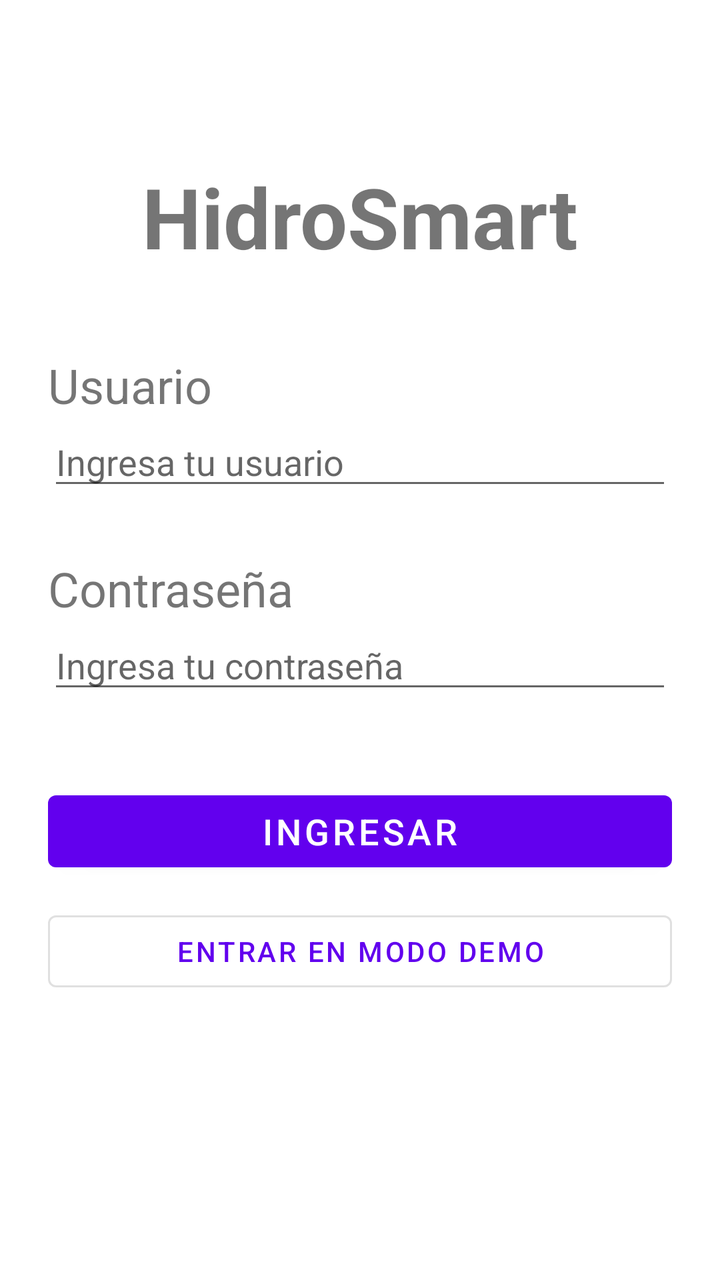
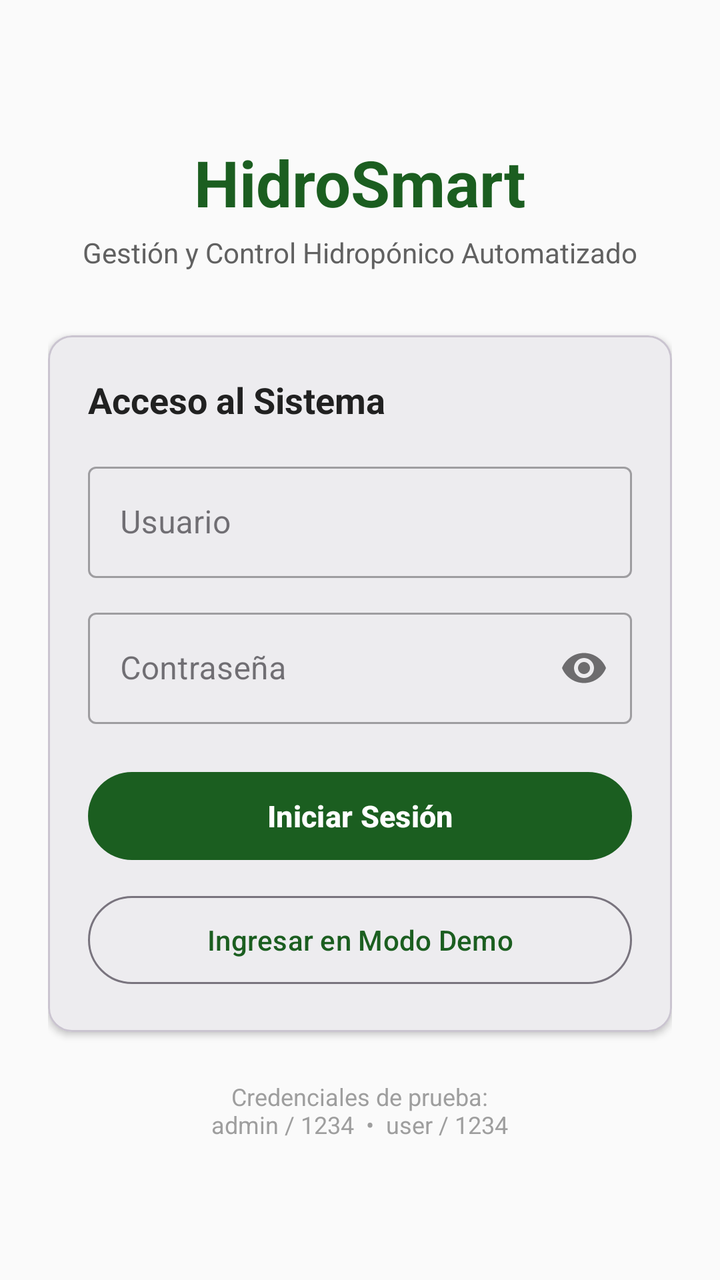

An Android layout rendered at two revisions. The XML below is the earlier revision; the diff shows what the commit changed to produce the second picture.
<!-- AndroidManifest.xml: application theme Theme.HidroSmart -->
<!-- res/layout/activity_login.xml -->
<?xml version="1.0" encoding="utf-8"?>
<LinearLayout xmlns:android="http://schemas.android.com/apk/res/android"

    android:id="@+id/main"
    android:layout_width="match_parent"
    android:layout_height="match_parent"
    android:orientation="vertical"
    android:gravity="center_horizontal">

    <TextView
        android:id="@+id/tvTitulo"
        android:layout_width="match_parent"
        android:layout_height="wrap_content"
        android:text="HidroSmart"
        android:textStyle="bold"
        android:textSize="42sp"
        android:gravity="center"
        android:layout_marginTop="80dp"
        />

    <TextView
        android:id="@+id/tvUsuario"
        android:layout_width="match_parent"
        android:layout_height="wrap_content"
        android:text="Usuario"
        android:textSize="24sp"
        android:layout_marginTop="40dp"
        android:layout_marginStart="24dp"
        android:layout_marginEnd="24dp"
        />

    <EditText
        android:id="@+id/etUsuario"
        android:layout_width="match_parent"
        android:layout_height="wrap_content"
        android:layout_marginStart="24dp"
        android:layout_marginEnd="24dp"
        android:inputType="textPersonName"
        android:hint="Ingresa tu usuario"
        android:layout_marginBottom="12dp"

        />

    <TextView
        android:id="@+id/Contrasena"
        android:layout_width="match_parent"
        android:layout_height="wrap_content"
        android:text="Contraseña"
        android:textSize="24sp"
        android:layout_marginTop="16dp"
        android:layout_marginStart="24dp"
        android:layout_marginEnd="24dp"
        />

    <EditText
        android:id="@+id/etContrasena"
        android:layout_width="match_parent"
        android:layout_height="wrap_content"
        android:layout_marginStart="24dp"
        android:layout_marginEnd="24dp"
        android:inputType="textPassword"
        android:hint="Ingresa tu contraseña"
        />

    <Button
        android:id="@+id/btnIngresar"
        android:layout_width="match_parent"
        android:layout_height="wrap_content"
        android:text="Ingresar"
        android:textSize="18dp"
        android:layout_marginTop="40dp"
        android:layout_marginStart="24dp"
        android:layout_marginEnd="24dp"
        />

    <Button
        android:id="@+id/btnDemo"
        style="?attr/materialButtonOutlinedStyle"
        android:layout_width="match_parent"
        android:layout_height="wrap_content"
        android:text="@string/login_btn_demo"
        android:layout_marginTop="12dp"
        android:layout_marginStart="24dp"
        android:layout_marginEnd="24dp" />






</LinearLayout>
<!-- resources referenced by this layout -->
<resources>
  <string name="login_btn_demo">Entrar en modo demo</string>
  <style name="Theme.HidroSmart" parent="Theme.MaterialComponents.DayNight.NoActionBar">
          
          <item name="colorPrimary">@color/purple_500</item>
          <item name="colorPrimaryVariant">@color/purple_700</item>
          <item name="colorOnPrimary">@color/white</item>
          
          <item name="colorSecondary">@color/teal_200</item>
          <item name="colorSecondaryVariant">@color/teal_700</item>
          <item name="colorOnSecondary">@color/black</item>
          
          <item name="android:statusBarColor">?attr/colorPrimaryVariant</item>
          
      </style>
  <color name="purple_500">#FF6200EE</color>
  <color name="purple_700">#FF3700B3</color>
  <color name="white">#FFFFFFFF</color>
  <color name="teal_200">#FF03DAC5</color>
  <color name="teal_700">#FF018786</color>
  <color name="black">#FF000000</color>
</resources>

<!-- the commit's change to res/layout/activity_login.xml (unified diff, before → after) -->
@@ -1,91 +1,118 @@
 <?xml version="1.0" encoding="utf-8"?>
-<LinearLayout xmlns:android="http://schemas.android.com/apk/res/android"
-
-    android:id="@+id/main"
+<ScrollView xmlns:android="http://schemas.android.com/apk/res/android"
+    xmlns:app="http://schemas.android.com/apk/res-auto"
+    android:id="@+id/login_root"
     android:layout_width="match_parent"
     android:layout_height="match_parent"
-    android:orientation="vertical"
-    android:gravity="center_horizontal">
+    android:background="@color/fondo_pantalla"
+    android:fillViewport="true">
 
-    <TextView
-        android:id="@+id/tvTitulo"
+    <LinearLayout
         android:layout_width="match_parent"
         android:layout_height="wrap_content"
-        android:text="HidroSmart"
-        android:textStyle="bold"
-        android:textSize="42sp"
         android:gravity="center"
-        android:layout_marginTop="80dp"
-        />
+        android:orientation="vertical"
+        android:padding="24dp">
 
-    <TextView
-        android:id="@+id/tvUsuario"
-        android:layout_width="match_parent"
-        android:layout_height="wrap_content"
-        android:text="Usuario"
-        android:textSize="24sp"
-        android:layout_marginTop="40dp"
-        android:layout_marginStart="24dp"
-        android:layout_marginEnd="24dp"
-        />
+        <TextView
+            android:layout_width="wrap_content"
+            android:layout_height="wrap_content"
+            android:text="@string/app_name"
+            android:textColor="@color/verde_primario"
+            android:textSize="32sp"
+            android:textStyle="bold" />
 
-    <EditText
-        android:id="@+id/etUsuario"
-        android:layout_width="match_parent"
-        android:layout_height="wrap_content"
-        android:layout_marginStart="24dp"
-        android:layout_marginEnd="24dp"
-        android:inputType="textPersonName"
-        android:hint="Ingresa tu usuario"
-        android:layout_marginBottom="12dp"
+        <TextView
+            android:layout_width="wrap_content"
+            android:layout_height="wrap_content"
+            android:layout_marginTop="4dp"
+            android:text="Gestión y Control Hidropónico Automatizado"
+            android:textColor="@color/texto_secundario"
+            android:textSize="14sp" />
 
-        />
+        <com.google.android.material.card.MaterialCardView
+            android:layout_width="match_parent"
+            android:layout_height="wrap_content"
+            android:layout_marginTop="32dp"
+            app:cardCornerRadius="12dp"
+            app:cardElevation="2dp">
 
-    <TextView
-        android:id="@+id/Contrasena"
-        android:layout_width="match_parent"
-        android:layout_height="wrap_content"
-        android:text="Contraseña"
-        android:textSize="24sp"
-        android:layout_marginTop="16dp"
-        android:layout_marginStart="24dp"
-        android:layout_marginEnd="24dp"
-        />
+            <LinearLayout
+                android:layout_width="match_parent"
+                android:layout_height="wrap_content"
+                android:orientation="vertical"
+                android:padding="20dp">
 
-    <EditText
-        android:id="@+id/etContrasena"
-        android:layout_width="match_parent"
-        android:layout_height="wrap_content"
-        android:layout_marginStart="24dp"
-        android:layout_marginEnd="24dp"
-        android:inputType="textPassword"
-        android:hint="Ingresa tu contraseña"
-        />
+                <TextView
+                    android:layout_width="wrap_content"
+                    android:layout_height="wrap_content"
+                    android:text="Acceso al Sistema"
+                    android:textColor="@color/texto_principal"
+                    android:textSize="18sp"
+                    android:textStyle="bold" />
 
-    <Button
-        android:id="@+id/btnIngresar"
-        android:layout_width="match_parent"
-        android:layout_height="wrap_content"
-        android:text="Ingresar"
-        android:textSize="18dp"
-        android:layout_marginTop="40dp"
-        android:layout_marginStart="24dp"
-        android:layout_marginEnd="24dp"
-        />
+                <com.google.android.material.textfield.TextInputLayout
+                    android:layout_width="match_parent"
+                    android:layout_height="wrap_content"
+                    android:layout_marginTop="16dp"
+                    android:hint="Usuario"
+                    style="@style/Widget.MaterialComponents.TextInputLayout.OutlinedBox">
 
-    <Button
-        android:id="@+id/btnDemo"
-        style="?attr/materialButtonOutlinedStyle"
-        android:layout_width="match_parent"
-        android:layout_height="wrap_content"
-        android:text="@string/login_btn_demo"
-        android:layout_marginTop="12dp"
-        android:layout_marginStart="24dp"
-        android:layout_marginEnd="24dp" />
+                    <com.google.android.material.textfield.TextInputEditText
+                        android:id="@+id/etUsuario"
+                        android:layout_width="match_parent"
+                        android:layout_height="wrap_content"
+                        android:inputType="textNoSuggestions"
+                        android:maxLines="1" />
+                </com.google.android.material.textfield.TextInputLayout>
 
+                <com.google.android.material.textfield.TextInputLayout
+                    android:layout_width="match_parent"
+                    android:layout_height="wrap_content"
+                    android:layout_marginTop="12dp"
+                    android:hint="Contraseña"
+                    app:passwordToggleEnabled="true"
+                    style="@style/Widget.MaterialComponents.TextInputLayout.OutlinedBox">
 
+                    <com.google.android.material.textfield.TextInputEditText
+                        android:id="@+id/etContrasena"
+                        android:layout_width="match_parent"
+                        android:layout_height="wrap_content"
+                        android:inputType="textPassword"
+                        android:maxLines="1" />
+                </com.google.android.material.textfield.TextInputLayout>
 
+                
+                <Button
+                    android:id="@+id/btnIngresar"
+                    android:layout_width="match_parent"
+                    android:layout_height="52dp"
+                    android:layout_marginTop="20dp"
+                    android:text="Iniciar Sesión"
+                    android:textSize="15sp"
+                    android:textStyle="bold" />
 
+                
+                <Button
+                    android:id="@+id/btnDemo"
+                    style="?attr/materialButtonOutlinedStyle"
+                    android:layout_width="match_parent"
+                    android:layout_height="52dp"
+                    android:layout_marginTop="10dp"
+                    android:text="Ingresar en Modo Demo"
+                    android:textSize="14sp" />
 
+            </LinearLayout>
+        </com.google.android.material.card.MaterialCardView>
 
-</LinearLayout>
+        <TextView
+            android:layout_width="wrap_content"
+            android:layout_height="wrap_content"
+            android:layout_marginTop="24dp"
+            android:text="Credenciales de prueba:\nadmin / 1234  •  user / 1234"
+            android:textAlignment="center"
+            android:textColor="@color/texto_terciario"
+            android:textSize="12sp" />
+
+    </LinearLayout>
+</ScrollView>
<!-- resource entries referenced after the edit -->
@@ -1,24 +1,20 @@
 <!-- resources referenced by this layout -->
 <resources>
-  <string name="login_btn_demo">Entrar en modo demo</string>
-  <style name="Theme.HidroSmart" parent="Theme.MaterialComponents.DayNight.NoActionBar">
-          
-          <item name="colorPrimary">@color/purple_500</item>
-          <item name="colorPrimaryVariant">@color/purple_700</item>
-          <item name="colorOnPrimary">@color/white</item>
-          
-          <item name="colorSecondary">@color/teal_200</item>
-          <item name="colorSecondaryVariant">@color/teal_700</item>
-          <item name="colorOnSecondary">@color/black</item>
-          
-          <item name="android:statusBarColor">?attr/colorPrimaryVariant</item>
-          
+  <color name="fondo_pantalla">#FAFAFA</color>
+  <color name="texto_principal">#212121</color>
+  <color name="texto_secundario">#616161</color>
+  <color name="texto_terciario">#9E9E9E</color>
+  <color name="verde_primario">#1B5E20</color>
+  <string name="app_name">HidroSmart</string>
+  <style name="Theme.HidroSmart" parent="Base.Theme.HidroSmart" />
+  <style name="Base.Theme.HidroSmart" parent="Theme.Material3.DayNight.NoActionBar">
+          <item name="colorPrimary">@color/verde_primario</item>
+          <item name="colorPrimaryVariant">@color/verde_primario_variante</item>
+          <item name="colorSecondary">@color/verde_secundario</item>
+          <item name="android:statusBarColor">@color/verde_primario</item>
+          <item name="android:windowBackground">@color/fondo_pantalla</item>
       </style>
-  <color name="purple_500">#FF6200EE</color>
-  <color name="purple_700">#FF3700B3</color>
-  <color name="white">#FFFFFFFF</color>
-  <color name="teal_200">#FF03DAC5</color>
-  <color name="teal_700">#FF018786</color>
-  <color name="black">#FF000000</color>
+  <color name="verde_primario_variante">#003300</color>
+  <color name="verde_secundario">#2E7D32</color>
 </resources>
 
